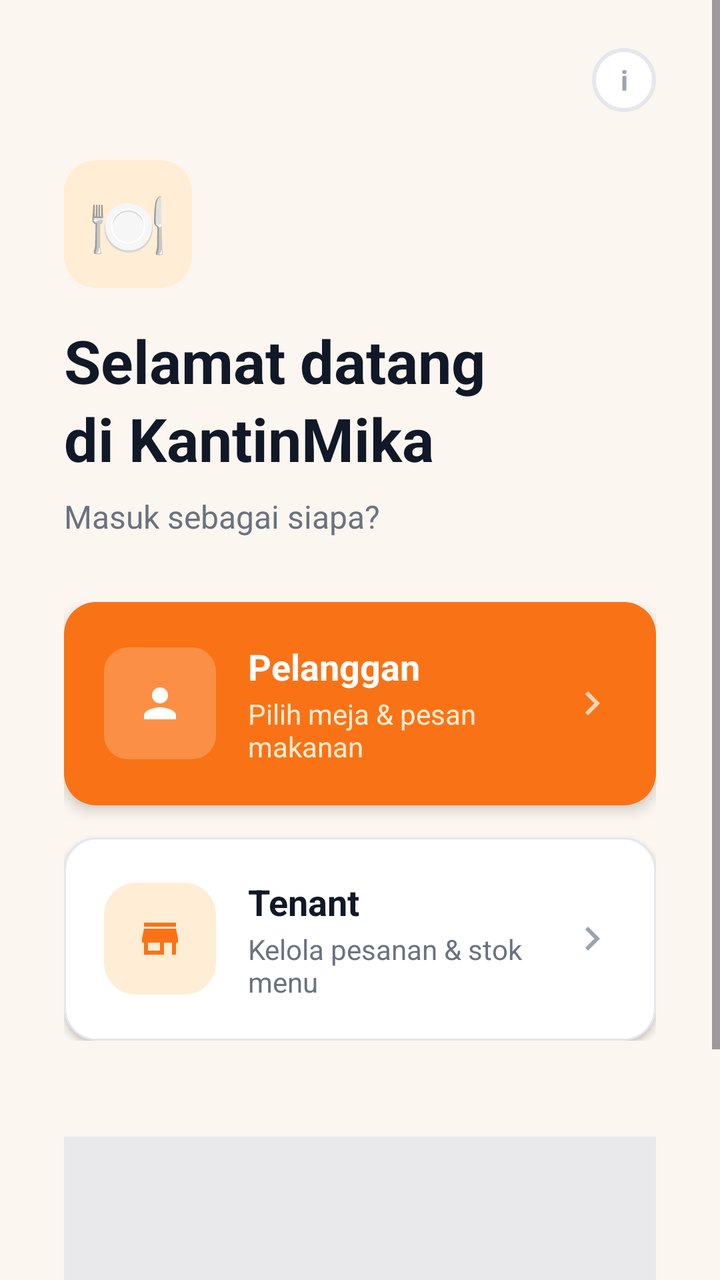
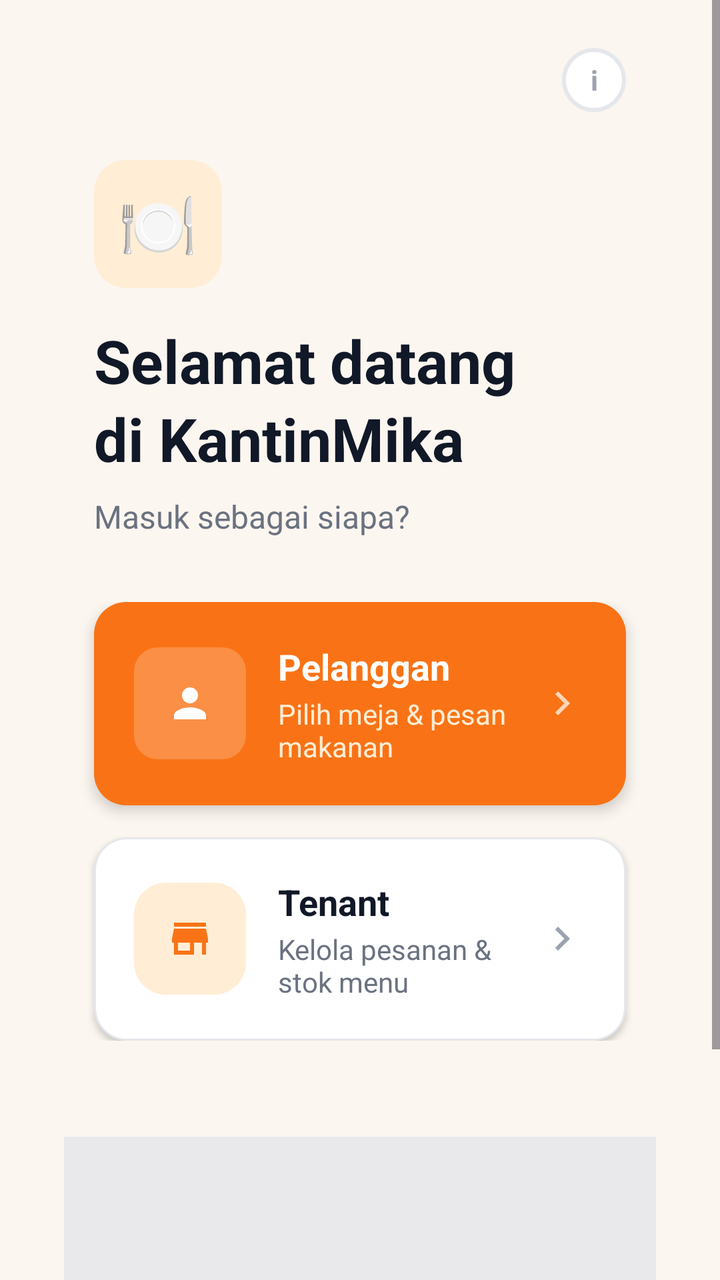

Before-and-after screenshots of an Android layout around one commit, followed by the original layout XML and the change that was made.
<!-- AndroidManifest.xml: application theme Theme.Kantinmika -->
<!-- res/layout/activity_main.xml -->
<?xml version="1.0" encoding="utf-8"?>
<ScrollView xmlns:android="http://schemas.android.com/apk/res/android"
    xmlns:app="http://schemas.android.com/apk/res-auto"
    android:layout_width="match_parent"
    android:layout_height="match_parent"
    android:fillViewport="true"
    android:background="#FCF6F0">

    <LinearLayout
        android:layout_width="match_parent"
        android:layout_height="wrap_content"
        android:orientation="vertical"
        android:paddingHorizontal="32dp"
        android:paddingVertical="24dp">

        
        <LinearLayout
            android:layout_width="match_parent"
            android:layout_height="wrap_content"
            android:gravity="end"
            android:orientation="horizontal">

            <TextView
                android:id="@+id/btnAbout"
                android:layout_width="32dp"
                android:layout_height="32dp"
                android:background="@drawable/bg_circle_outline"
                android:gravity="center"
                android:text="i"
                android:textColor="#9CA3AF"
                android:textSize="14sp"
                android:textStyle="bold" />
        </LinearLayout>

        
        <LinearLayout
            android:layout_width="match_parent"
            android:layout_height="wrap_content"
            android:layout_marginTop="24dp"
            android:layout_marginBottom="32dp"
            android:orientation="vertical">

            
            <LinearLayout
                android:layout_width="64dp"
                android:layout_height="64dp"
                android:layout_marginBottom="16dp"
                android:background="@drawable/bg_rounded_primary_light"
                android:gravity="center"
                android:orientation="vertical">

                <TextView
                    android:layout_width="wrap_content"
                    android:layout_height="wrap_content"
                    android:text="🍽️"
                    android:textSize="32sp" />
            </LinearLayout>

            <TextView
                android:layout_width="wrap_content"
                android:layout_height="wrap_content"
                android:text="Selamat datang\ndi KantinMika"
                android:textColor="#111827"
                android:textSize="30sp"
                android:textStyle="bold"
                android:lineSpacingExtra="4dp" />

            <TextView
                android:layout_width="wrap_content"
                android:layout_height="wrap_content"
                android:layout_marginTop="8dp"
                android:text="Masuk sebagai siapa?"
                android:textColor="#6B7280"
                android:textSize="16sp" />
        </LinearLayout>

        
        <LinearLayout
            android:layout_width="match_parent"
            android:layout_height="wrap_content"
            android:orientation="vertical">

            
            <LinearLayout
                android:id="@+id/btnCustomer"
                android:layout_width="match_parent"
                android:layout_height="wrap_content"
                android:layout_marginBottom="16dp"
                android:background="@drawable/bg_rounded_primary"
                android:clickable="true"
                android:focusable="true"
                android:gravity="center_vertical"
                android:orientation="horizontal"
                android:padding="20dp"
                android:elevation="4dp">

                <ImageView
                    android:layout_width="56dp"
                    android:layout_height="56dp"
                    android:background="@drawable/bg_rounded_white_transparent"
                    android:padding="16dp"
                    android:src="@drawable/ic_user"
                    app:tint="#FFFFFF" />

                <LinearLayout
                    android:layout_width="0dp"
                    android:layout_height="wrap_content"
                    android:layout_marginStart="16dp"
                    android:layout_weight="1"
                    android:orientation="vertical">

                    <TextView
                        android:layout_width="wrap_content"
                        android:layout_height="wrap_content"
                        android:text="Pelanggan"
                        android:textColor="#FFFFFF"
                        android:textSize="18sp"
                        android:textStyle="bold" />

                    <TextView
                        android:layout_width="wrap_content"
                        android:layout_height="wrap_content"
                        android:layout_marginTop="2dp"
                        android:text="Pilih meja &amp; pesan makanan"
                        android:textColor="#FFEDD5"
                        android:textSize="14sp" />
                </LinearLayout>

                <ImageView
                    android:layout_width="24dp"
                    android:layout_height="24dp"
                    android:src="@drawable/ic_chevron_right"
                    app:tint="#B3FFFFFF" />
            </LinearLayout>

            
            <LinearLayout
                android:id="@+id/btnTenant"
                android:layout_width="match_parent"
                android:layout_height="wrap_content"
                android:background="@drawable/bg_rounded_card_outline"
                android:clickable="true"
                android:focusable="true"
                android:gravity="center_vertical"
                android:orientation="horizontal"
                android:padding="20dp"
                android:elevation="2dp">

                <ImageView
                    android:layout_width="56dp"
                    android:layout_height="56dp"
                    android:background="@drawable/bg_rounded_primary_light"
                    android:padding="16dp"
                    android:src="@drawable/ic_store"
                    app:tint="@color/primary" />

                <LinearLayout
                    android:layout_width="0dp"
                    android:layout_height="wrap_content"
                    android:layout_marginStart="16dp"
                    android:layout_weight="1"
                    android:orientation="vertical">

                    <TextView
                        android:layout_width="wrap_content"
                        android:layout_height="wrap_content"
                        android:text="Tenant"
                        android:textColor="#111827"
                        android:textSize="18sp"
                        android:textStyle="bold" />

                    <TextView
                        android:layout_width="wrap_content"
                        android:layout_height="wrap_content"
                        android:layout_marginTop="2dp"
                        android:text="Kelola pesanan &amp; stok menu"
                        android:textColor="#6B7280"
                        android:textSize="14sp" />
                </LinearLayout>

                <ImageView
                    android:layout_width="24dp"
                    android:layout_height="24dp"
                    android:src="@drawable/ic_chevron_right"
                    app:tint="#9CA3AF" />
            </LinearLayout>
        </LinearLayout>

        
        <View
            android:layout_width="match_parent"
            android:layout_height="0dp"
            android:layout_weight="1"
            android:minHeight="24dp" />

        
        <LinearLayout
            android:layout_width="match_parent"
            android:layout_height="wrap_content"
            android:layout_marginTop="24dp"
            android:layout_marginBottom="16dp"
            android:orientation="vertical">

            <ImageView
                android:layout_width="match_parent"
                android:layout_height="144dp"
                android:background="@drawable/bg_rounded_muted"
                android:scaleType="centerCrop"
                android:src="@drawable/img_kantin_bg"
                android:alpha="0.8" />

            <TextView
                android:layout_width="match_parent"
                android:layout_height="wrap_content"
                android:layout_marginTop="12dp"
                android:gravity="center"
                android:text="KantinMika"
                android:textColor="#9CA3AF"
                android:textSize="12sp" />
        </LinearLayout>

    </LinearLayout>
</ScrollView>
<!-- resources referenced by this layout -->
<resources>
  <color name="primary">#F97316</color>
  <!-- drawable bg_circle_outline (drawable) -->
  <?xml version="1.0" encoding="utf-8"?>
  <shape xmlns:android="http://schemas.android.com/apk/res/android" android:shape="oval">
      <stroke android:width="2dp" android:color="#E5E7EB" />
      <solid android:color="@color/white" />
  </shape>
  <!-- drawable bg_rounded_card_outline (drawable) -->
  <?xml version="1.0" encoding="utf-8"?>
  <shape xmlns:android="http://schemas.android.com/apk/res/android"
      android:shape="rectangle">
      <solid android:color="@color/background_card" />
      <corners android:radius="16dp" />
      <stroke
          android:width="1dp"
          android:color="#E5E7EB" />
  </shape>
  <!-- drawable bg_rounded_muted (drawable) -->
  <?xml version="1.0" encoding="utf-8"?>
  <shape xmlns:android="http://schemas.android.com/apk/res/android" android:shape="rectangle">
      <solid android:color="@color/background_muted" />
      <corners android:radius="16dp" />
  </shape>
  <!-- drawable bg_rounded_primary (drawable) -->
  <?xml version="1.0" encoding="utf-8"?>
  <shape xmlns:android="http://schemas.android.com/apk/res/android"
      android:shape="rectangle">
      <solid android:color="@color/primary" />
      <corners android:radius="16dp" />
  </shape>
  <!-- drawable bg_rounded_primary_light (drawable) -->
  <?xml version="1.0" encoding="utf-8"?>
  <shape xmlns:android="http://schemas.android.com/apk/res/android"
      android:shape="rectangle">
      <solid android:color="@color/primary_light" />
      <corners android:radius="16dp" />
  </shape>
  <!-- drawable bg_rounded_white_transparent (drawable) -->
  <?xml version="1.0" encoding="utf-8"?>
  <shape xmlns:android="http://schemas.android.com/apk/res/android" android:shape="rectangle">
      <solid android:color="#33FFFFFF" />
      <corners android:radius="12dp" />
  </shape>
  <!-- drawable ic_chevron_right (drawable) -->
  <vector xmlns:android="http://schemas.android.com/apk/res/android" android:width="24dp" android:height="24dp" android:viewportWidth="24" android:viewportHeight="24"><path android:fillColor="#000" android:pathData="M10,6L8.59,7.41 13.17,12l-4.58,4.59L10,18l6,-6z"/></vector>
  <!-- drawable ic_store (drawable) -->
  <vector xmlns:android="http://schemas.android.com/apk/res/android" android:width="24dp" android:height="24dp" android:viewportWidth="24" android:viewportHeight="24"><path android:fillColor="#000" android:pathData="M20,4H4v2h16V4zm1,10v-2l-1,-5H4l-1,5v2h1v6h10v-6h4v6h2v-6h1zm-9,4H6v-4h6v4z"/></vector>
  <!-- drawable ic_user (drawable) -->
  <vector xmlns:android="http://schemas.android.com/apk/res/android" android:width="24dp" android:height="24dp" android:viewportWidth="24" android:viewportHeight="24"><path android:fillColor="#000" android:pathData="M12,12c2.21,0 4,-1.79 4,-4s-1.79,-4 -4,-4 -4,1.79 -4,4 1.79,4 4,4zm0,2c-2.67,0 -8,1.34 -8,4v2h16v-2c0,-2.66 -5.33,-4 -8,-4z"/></vector>
  <!-- drawable img_kantin_bg (drawable) -->
  <shape xmlns:android="http://schemas.android.com/apk/res/android" android:shape="rectangle"><solid android:color="#E5E7EB"/></shape>
  <style name="Theme.Kantinmika" parent="Base.Theme.Kantinmika" />
  <color name="white">#FFFFFF</color>
  <color name="background_card">#FFFFFF</color>
  <color name="background_muted">#F3F4F6</color>
  <color name="primary_light">#FFEDD5</color>
  <style name="Base.Theme.Kantinmika" parent="Theme.Material3.DayNight.NoActionBar">
          
          
      </style>
</resources>

<!-- the commit's change to res/layout/activity_main.xml (unified diff, before → after) -->
@@ -18,6 +18,7 @@
             android:layout_width="match_parent"
             android:layout_height="wrap_content"
             android:gravity="end"
+            android:layout_marginEnd="15dp"
             android:orientation="horizontal">
 
             <TextView
@@ -38,6 +39,8 @@
             android:layout_height="wrap_content"
             android:layout_marginTop="24dp"
             android:layout_marginBottom="32dp"
+            android:layout_marginStart="15dp"
+            android:layout_marginEnd="15dp"
             android:orientation="vertical">
 
             
@@ -86,6 +89,8 @@
                 android:layout_width="match_parent"
                 android:layout_height="wrap_content"
                 android:layout_marginBottom="16dp"
+                android:layout_marginEnd="15dp"
+                android:layout_marginStart="15dp"
                 android:background="@drawable/bg_rounded_primary"
                 android:clickable="true"
                 android:focusable="true"
@@ -138,6 +143,8 @@
                 android:id="@+id/btnTenant"
                 android:layout_width="match_parent"
                 android:layout_height="wrap_content"
+                android:layout_marginEnd="15dp"
+                android:layout_marginStart="15dp"
                 android:background="@drawable/bg_rounded_card_outline"
                 android:clickable="true"
                 android:focusable="true"
